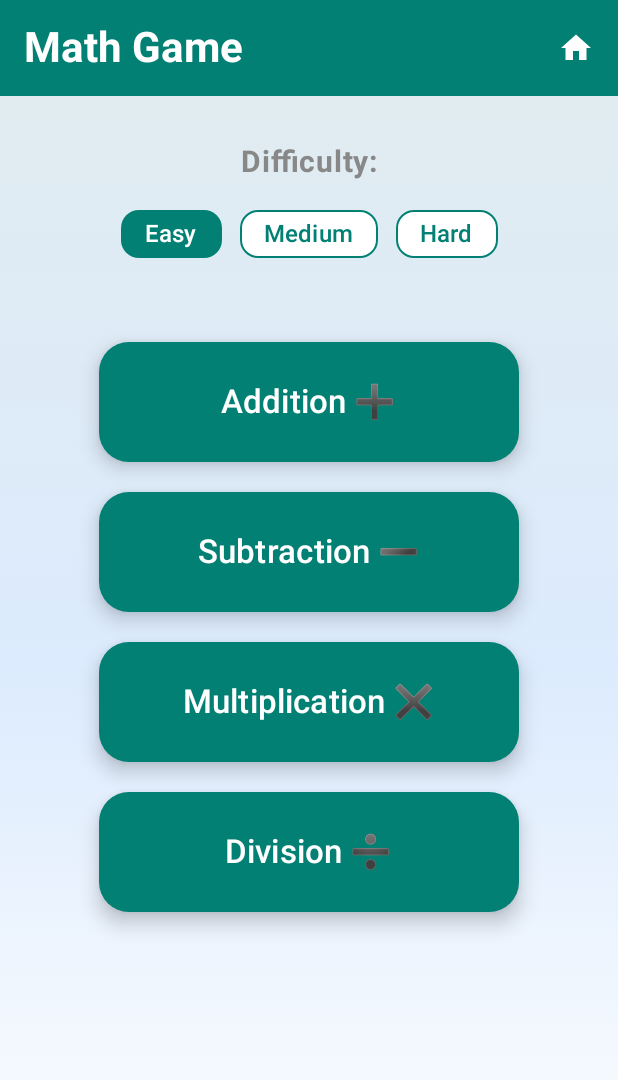
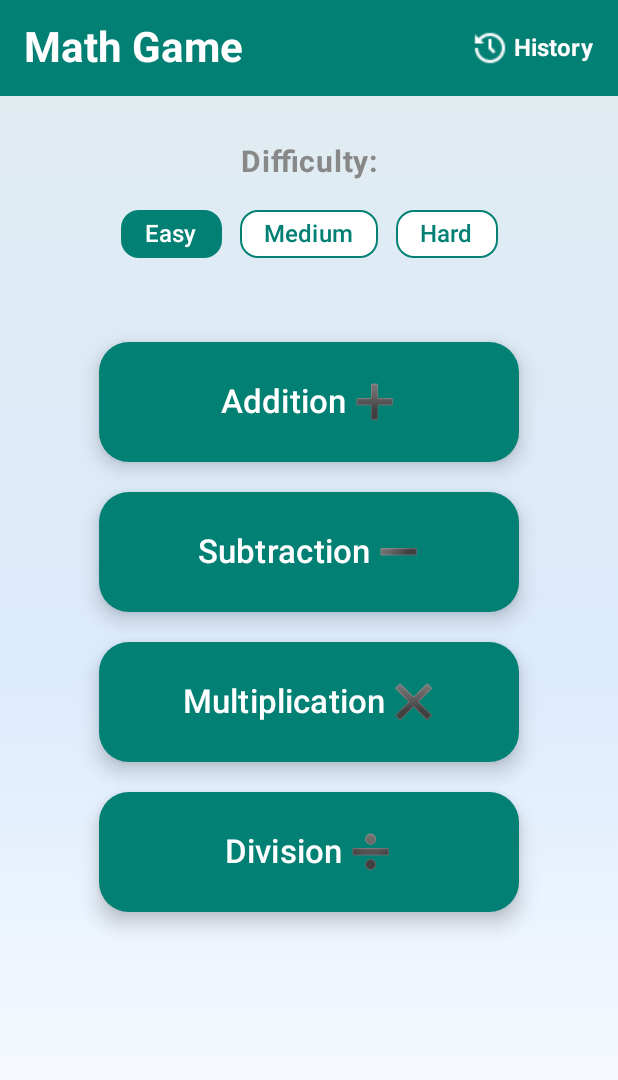
Before and after one commit to Developer199239/MathQuest, an Android app built with Jetpack Compose: the screen it shows after launch (MainActivity), on a phone screen of 412 x 824 dp. Shown: the top 1080 px of the screen. Run offline under Robolectric (Android 15) with nearby library versions, the phone set to English and light mode, and no system bars; our stand-ins replace accompanist.

Commit message:
Update history icon and add title to HomePage TopAppBar

```diff
--- a/app/src/main/java/com/example/mathgamecompose/HomePage.kt
+++ b/app/src/main/java/com/example/mathgamecompose/HomePage.kt
@@ -11,20 +11,19 @@ import androidx.compose.foundation.layout.fillMaxWidth
 import androidx.compose.foundation.layout.height
 import androidx.compose.foundation.layout.padding
 import androidx.compose.foundation.layout.size
+import androidx.compose.foundation.layout.width
 import androidx.compose.foundation.rememberScrollState
 import androidx.compose.foundation.shape.RoundedCornerShape
 import androidx.compose.foundation.verticalScroll
-import androidx.compose.material.icons.Icons
-import androidx.compose.material.icons.filled.Home
 import androidx.compose.material3.Button
 import androidx.compose.material3.ButtonDefaults
 import androidx.compose.material3.ExperimentalMaterial3Api
 import androidx.compose.material3.FilterChip
 import androidx.compose.material3.FilterChipDefaults
 import androidx.compose.material3.Icon
-import androidx.compose.material3.IconButton
 import androidx.compose.material3.Scaffold
 import androidx.compose.material3.Text
+import androidx.compose.material3.TextButton
 import androidx.compose.material3.TopAppBar
 import androidx.compose.material3.TopAppBarDefaults
 import androidx.compose.runtime.Composable
@@ -38,6 +37,7 @@ import androidx.compose.ui.graphics.Brush
 import androidx.compose.ui.graphics.Color
 import androidx.compose.ui.platform.LocalContext
 import androidx.compose.ui.res.colorResource
+import androidx.compose.ui.res.painterResource
 import androidx.compose.ui.text.font.FontWeight
 import androidx.compose.ui.unit.dp
 import androidx.compose.ui.unit.sp
@@ -72,12 +72,22 @@ fun HomePage(navController: NavController) {
                     )
                 },
                 actions = {
-                    IconButton(onClick = { navController.navigate("HistoryPage") }) {
-                        Icon(
-                            imageVector = Icons.Default.Home,
-                            contentDescription = "History",
-                            tint = Color.White
-                        )
+                    TextButton(onClick = { navController.navigate("HistoryPage") }) {
+                        Row(verticalAlignment = Alignment.CenterVertically) {
+                            Icon(
+                                painter = painterResource(id = R.drawable.ic_history),
+                                contentDescription = "History",
+                                tint = Color.White,
+                                modifier = Modifier.size(24.dp)
+                            )
+                            Spacer(modifier = Modifier.width(4.dp))
+                            Text(
+                                text = "History",
+                                color = Color.White,
+                                fontSize = 16.sp,
+                                fontWeight = FontWeight.Bold
+                            )
+                        }
                     }
                 },
                 colors = TopAppBarDefaults.topAppBarColors(
```
